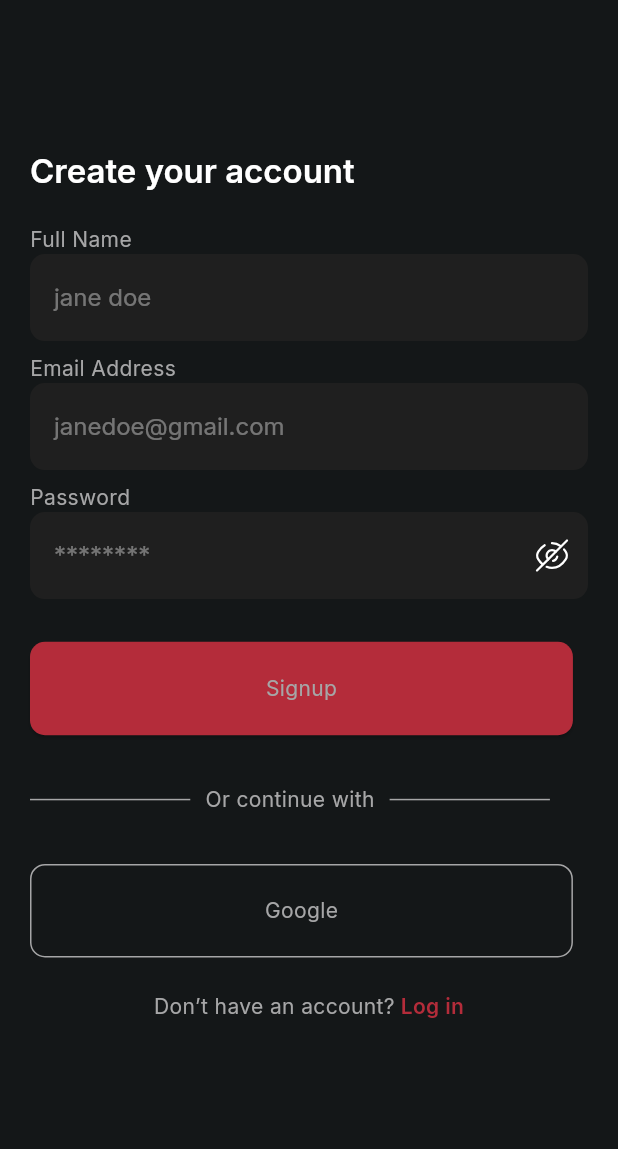
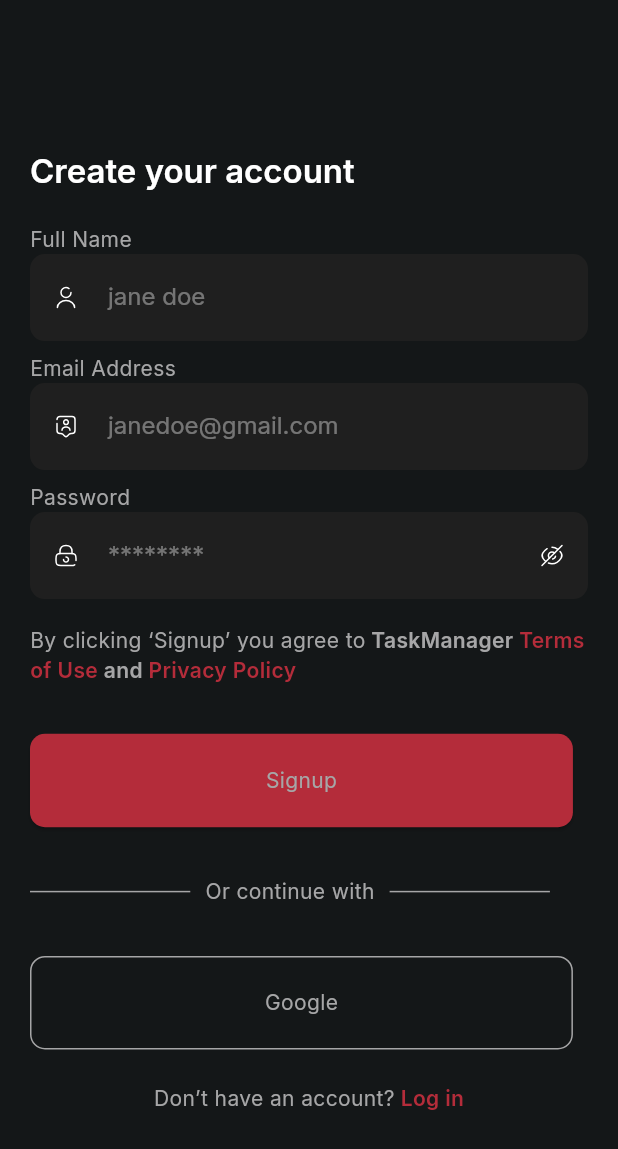
Before and after one commit to nikkieke/task_manager, a Flutter app: the SignupView screen opened by its route, on a phone screen of 412 x 824 dp. Shown: the top 1149 px of the screen. Run offline on Flutter 3.47's test engine with Material 2 defaults, Android fonts, the phone set to English and light mode, and no system bars; our stand-ins replace firebase_core, flutter_screenutil, flutter_svg, go_router, google_fonts, hooks_riverpod and 1 more; accounts and stored records are empty.

Commit message:
signup_view view ui

```diff
--- a/lib/features/auth/signup/view/signup_form.dart
+++ b/lib/features/auth/signup/view/signup_form.dart
@@ -1,3 +1,4 @@
+import 'package:flutter/gestures.dart';
 import 'package:flutter/material.dart';
 import 'package:flutter/services.dart';
 import 'package:flutter_screenutil/flutter_screenutil.dart';
@@ -54,8 +55,11 @@ class _SignupFormState extends State<SignupForm> {
               labelText: 'jane doe',
               inputFormatters: [
                 FilteringTextInputFormatter.allow(RegExp(r'^[a-zA-Z ]*$'),),
-                FilteringTextInputFormatter.deny(RegExp('[ ]')),
               ],
+              prefixIcon: IconButton(
+                onPressed: () {  },
+                icon: SvgPicture.asset(AppImage.user, width: 16,),
+              ),
             ),
           ),
           const Space(8),
@@ -78,6 +82,10 @@ class _SignupFormState extends State<SignupForm> {
               inputFormatters: [
                 FilteringTextInputFormatter.deny(RegExp('[ ]')),
               ],
+              prefixIcon: IconButton(
+                onPressed: () {  },
+                icon: SvgPicture.asset(AppImage.userTag, width: 16,),
+              ),
             ),
           ),
           const Space(8),
@@ -96,12 +104,16 @@ class _SignupFormState extends State<SignupForm> {
             child: TextFormInput(
               key: const Key('loginForm_passwordInput_textField'),
               controller: password,
-              obscureText: true,
+              obscureText: obscure,
               labelText: '********',
               inputFormatters: [
                 LengthLimitingTextInputFormatter(8),
                 FilteringTextInputFormatter.deny(RegExp('[ ]')),
               ],
+              prefixIcon: IconButton(
+                onPressed: () {  },
+                icon: SvgPicture.asset(AppImage.lock, width: 16,),
+              ),
               suffixIcon:
               IconButton(
                 onPressed: () {
@@ -110,8 +122,8 @@ class _SignupFormState extends State<SignupForm> {
                   });
                 },
                 icon: obscure
-                    ?SvgPicture.asset(AppImage.eyeSlash)
-                    :SvgPicture.asset(AppImage.eyeSlash),
+                    ?SvgPicture.asset(AppImage.eyeSlash, width: 16,)
+                    :SvgPicture.asset(AppImage.eyeSlash, width: 16,),
                 color: Colors.grey,
                 iconSize: 19,
               ),
@@ -122,6 +134,66 @@ class _SignupFormState extends State<SignupForm> {
                   }
                 }
               },
+            ),
+          ),
+          Space(15.h),
+          TextButton(
+            onPressed: () {
+
+            },
+            style: TextButton.styleFrom(
+              shape: const StadiumBorder(),
+              padding: EdgeInsets.zero,
+              foregroundColor: Theme.of(context).primaryColor,
+            ),
+            child: Center(
+              child: RichText(
+                selectionColor: Theme.of(context).primaryColor,
+                text: TextSpan(
+                  text: 'By clicking ‘Signup’ you agree to',
+                  style: Theme.of(context).textTheme.bodyMedium,
+                  children: <TextSpan>[
+                    TextSpan(
+                      text: ' TaskManager ',
+                      style: Theme.of(context)
+                          .textTheme
+                          .bodyMedium
+                          ?.copyWith(
+                        fontWeight: FontWeight.w600,),),
+                    TextSpan(
+                      recognizer: TapGestureRecognizer()
+                        ..onTap = () {
+                          //print('Tap Here onTap');
+                        },
+                      text: 'Terms of Use',
+                      style: Theme.of(context)
+                          .textTheme
+                          .bodyMedium
+                          ?.copyWith(
+                        color: Theme.of(context).primaryColor,
+                        fontWeight: FontWeight.w600,),),
+                    TextSpan(
+                      text: ' and ',
+                      style: Theme.of(context)
+                          .textTheme
+                          .bodyMedium
+                          ?.copyWith(
+                        fontWeight: FontWeight.w600,),),
+                    TextSpan(
+                      recognizer: TapGestureRecognizer()
+                        ..onTap = () {
+                          //print('Tap Here onTap');
+                        },
+                      text: 'Privacy Policy',
+                      style: Theme.of(context)
+                          .textTheme
+                          .bodyMedium
+                          ?.copyWith(
+                        color: Theme.of(context).primaryColor,
+                        fontWeight: FontWeight.w600,),),
+                  ],
+                ),
+              ),
             ),
           ),
           Space(32.h),
--- a/lib/features/auth/signup/view/signup_view.dart
+++ b/lib/features/auth/signup/view/signup_view.dart
@@ -7,6 +7,7 @@ class SignupView extends StatelessWidget {
   @override
   Widget build(BuildContext context) {
     return  const Scaffold(
+      resizeToAvoidBottomInset: false,
       body: SafeArea(
         child: Padding(
           padding: EdgeInsets.only(left: 20, right: 20, top: 100),
```
